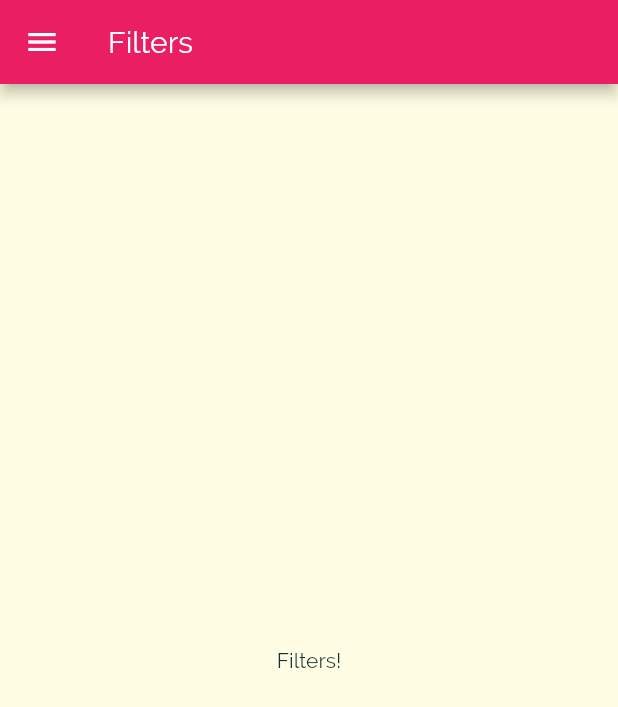
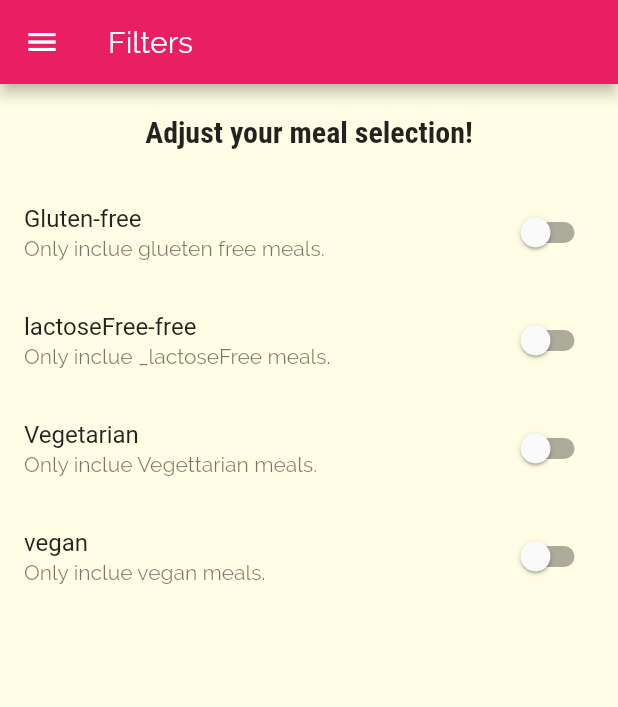
Before and after one commit to magictical/flutter_section3_meals_app, a Flutter app: the FiltersScreen screen opened by its route, on a phone screen of 412 x 824 dp. Shown: the top 707 px of the screen. Run offline on Flutter 3.47's test engine with Material 2 defaults, Android fonts, the phone set to English and light mode, and no system bars.

Commit message:
add SwitchListTile for Filter Option

```diff
--- a/lib/screens/category_meals_screen.dart
+++ b/lib/screens/category_meals_screen.dart
@@ -14,7 +14,7 @@ class CategoryMealsScreen extends StatefulWidget {
 class _CategoryMealsScreenState extends State<CategoryMealsScreen> {
   String categoryTitle;
   List<Meal> displayedMeals;
-  bool _loadedInitData = false;
+  var _loadedInitData = false;
 
   @override
   void didChangeDependencies() {
--- a/lib/screens/filters_screen.dart
+++ b/lib/screens/filters_screen.dart
@@ -1,8 +1,29 @@
 import 'package:flutter/material.dart';
 import 'package:section3_mealapp/widget/main_drawer.dart';
 
-class FiltersScreen extends StatelessWidget {
+class FiltersScreen extends StatefulWidget {
   static const routeName = '/filters';
+
+  @override
+  _FiltersScreenState createState() => _FiltersScreenState();
+}
+
+class _FiltersScreenState extends State<FiltersScreen> {
+  var _glutenFree = false;
+  var _vegetarian = false;
+  var _vegan = false;
+  var _lactoseFree = false;
+
+  Widget _buildSwitchListTile(String title, String description,
+      bool currentValue, Function updateValue) {
+    return SwitchListTile(
+      title: Text(title),
+      value: currentValue,
+      subtitle: Text(description),
+      onChanged: updateValue,
+    );
+  }
+
   @override
   Widget build(BuildContext context) {
     return Scaffold(
@@ -11,8 +32,62 @@ class FiltersScreen extends StatelessWidget {
       ),
       // use hamburger icon
       drawer: MainDrawer(),
-      body: Center(
-        child: Text('Filters!'),
+      body: Column(
+        children: <Widget>[
+          Container(
+            padding: EdgeInsets.all(20),
+            child: Text(
+              'Adjust your meal selection!',
+              style: Theme.of(context).textTheme.title,
+            ),
+          ),
+          Expanded(
+            child: ListView(
+              children: <Widget>[
+                _buildSwitchListTile(
+                  'Gluten-free',
+                  'Only inclue glueten free meals.',
+                  _glutenFree,
+                  (newValue) {
+                    setState(() {
+                      _glutenFree = newValue;
+                    });
+                  },
+                ),
+                _buildSwitchListTile(
+                  'lactoseFree-free',
+                  'Only inclue _lactoseFree meals.',
+                  _lactoseFree,
+                  (newValue) {
+                    setState(() {
+                      _lactoseFree = newValue;
+                    });
+                  },
+                ),
+                _buildSwitchListTile(
+                  'Vegetarian',
+                  'Only inclue Vegettarian meals.',
+                  _vegetarian,
+                  (newValue) {
+                    setState(() {
+                      _vegetarian = newValue;
+                    });
+                  },
+                ),
+                _buildSwitchListTile(
+                  'vegan',
+                  'Only inclue vegan meals.',
+                  _vegan,
+                  (newValue) {
+                    setState(() {
+                      _vegan = newValue;
+                    });
+                  },
+                ),
+              ],
+            ),
+          )
+        ],
       ),
     );
   }
```
